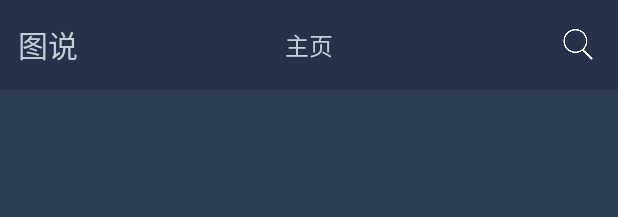
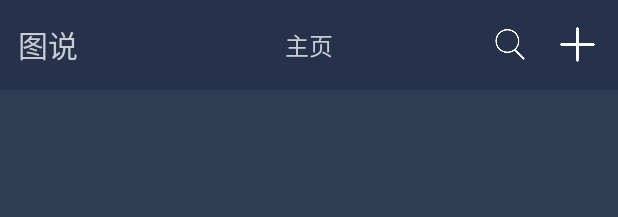
Before and after one commit to ttxxly/picture_viewer, an Android app: the layout activity_main.xml on its own in the app's theme, with its tools: preview values and no code run, on a phone screen of 412 x 824 dp. Shown: the top 217 px of the screen. Run offline under Robolectric (Android 15) with nearby library versions, the phone set to English and light mode, and no system bars.

```diff
--- a/PictureVIewer/app/src/main/AndroidManifest.xml
+++ b/PictureVIewer/app/src/main/AndroidManifest.xml
@@ -29,7 +29,8 @@
         <activity android:name=".Activity.EditInfo2Step2Activity" />
         <activity android:name=".Activity.SearchActivity" />
         <activity android:name=".Activity.EditPortraitActivity" />
-        <activity android:name=".Activity.UploadActivity"></activity>
+        <activity android:name=".Activity.UploadActivity" />
+        <activity android:name=".Activity.AddCategoryActivity"></activity>
     </application>
 
 </manifest>
--- a/PictureVIewer/app/src/main/res/layout/activity_main.xml
+++ b/PictureVIewer/app/src/main/res/layout/activity_main.xml
@@ -53,6 +53,12 @@
                 android:layout_width="30dp"
                 android:layout_height="30dp"
                 android:src="@mipmap/search" />
+            <ImageView
+                android:id="@+id/img_add_category"
+                android:layout_width="30dp"
+                android:layout_height="30dp"
+                android:layout_marginLeft="15dp"
+                android:src="@mipmap/add" />
 
         </LinearLayout>
 
```
Also changed, not shown: PictureVIewer/app/src/main/java/top/ttxxly/com/pictureviewer/Activity/AddCategoryActivity.java (added, +15 -0 lines), PictureVIewer/app/src/main/java/top/ttxxly/com/pictureviewer/Activity/MainActivity.java (+6 -1 lines), PictureVIewer/app/src/main/res/layout/activity_add_category.xml (added, +9 -0 lines).
